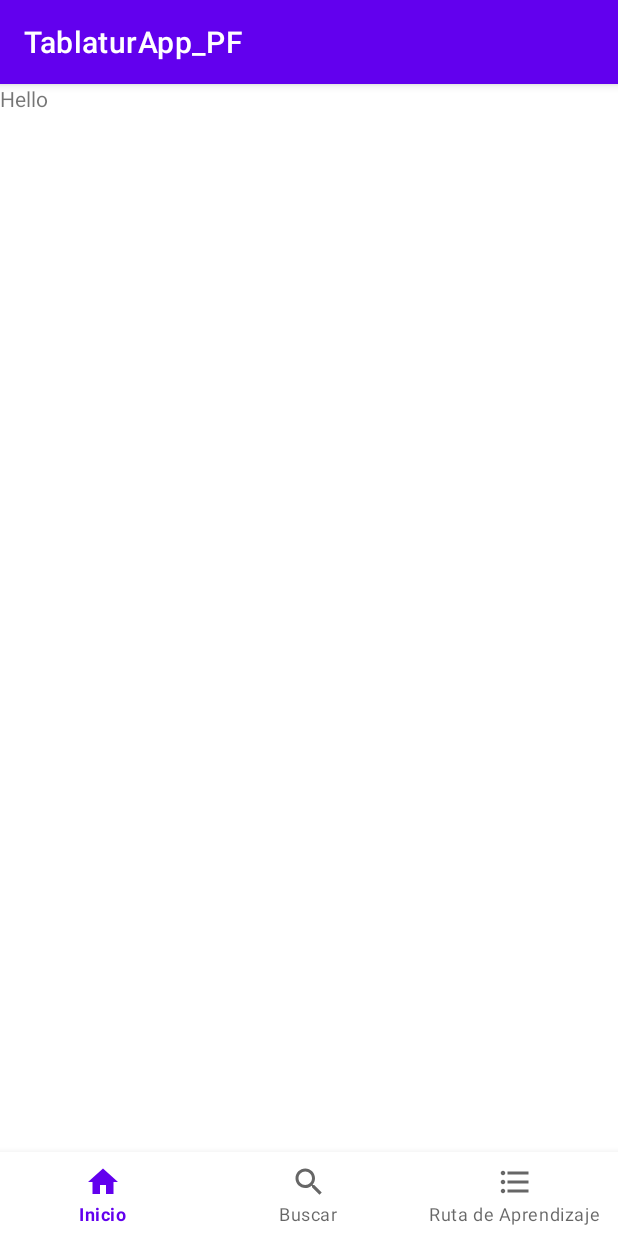
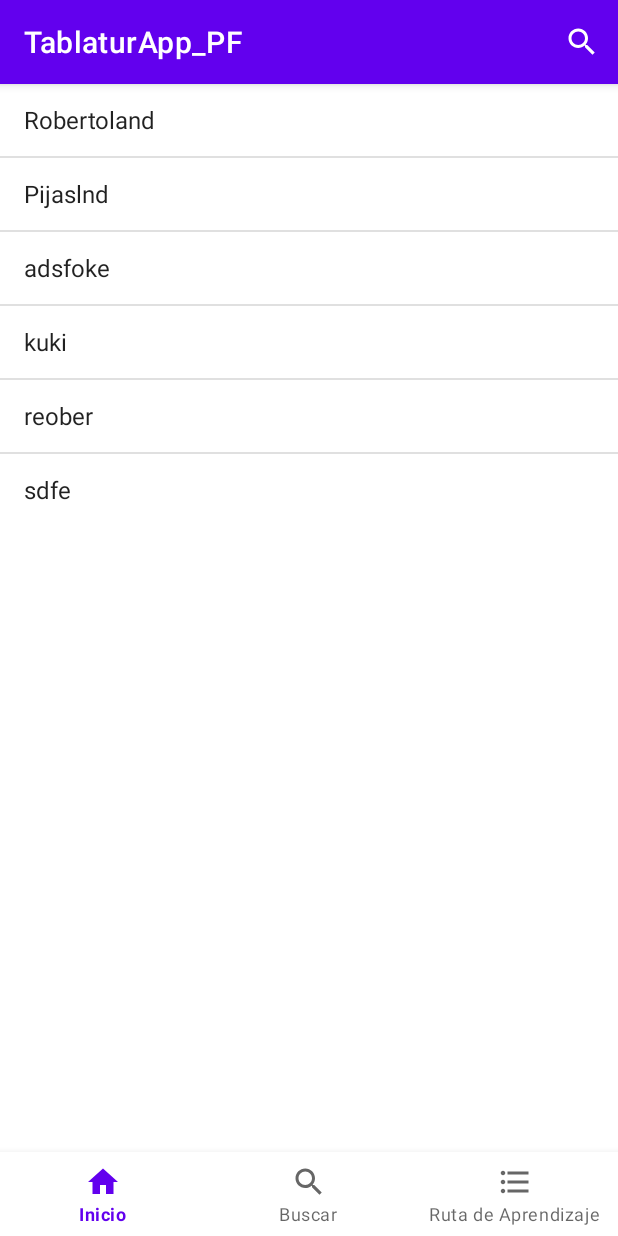
Before and after one commit to Alexcostai/TablaturApp_PF, an Android app: the SearchFragment screen opened through its navigation route, on a phone screen of 412 x 824 dp. Run offline under Robolectric (Android 15) with nearby library versions, the phone set to English and light mode, and no system bars.

Commit message:
hardcoded search test implementation

```diff
--- a/app/src/main/java/com/ort/tablaturapp_pf/activities/AppActivity.kt
+++ b/app/src/main/java/com/ort/tablaturapp_pf/activities/AppActivity.kt
@@ -8,6 +8,7 @@ import androidx.navigation.NavController
 import androidx.navigation.Navigation
 import com.google.android.material.bottomnavigation.BottomNavigationMenuView
 import com.google.android.material.bottomnavigation.BottomNavigationView
+import com.google.android.material.navigation.NavigationBarView
 import com.ort.tablaturapp_pf.R
 import com.ort.tablaturapp_pf.fragments.app.HomeFragment
 import com.ort.tablaturapp_pf.fragments.app.HomeFragmentDirections
@@ -18,6 +19,7 @@ import com.ort.tablaturapp_pf.viewmodels.LearningPathViewModel
 class AppActivity : AppCompatActivity() {
 
     private lateinit var bottomNavigation : BottomNavigationView
+    private lateinit var topAppBar : NavigationBarView
 
     override fun onCreate(savedInstanceState: Bundle?) {
         super.onCreate(savedInstanceState)
@@ -39,4 +41,6 @@ class AppActivity : AppCompatActivity() {
             commit()
         }
 
+
+
 }
--- a/app/src/main/java/com/ort/tablaturapp_pf/fragments/app/SearchFragment.kt
+++ b/app/src/main/java/com/ort/tablaturapp_pf/fragments/app/SearchFragment.kt
@@ -1,11 +1,13 @@
 package com.ort.tablaturapp_pf.fragments.app
 
+import android.content.Context
 import androidx.lifecycle.ViewModelProvider
 import android.os.Bundle
+import android.view.*
 import androidx.fragment.app.Fragment
-import android.view.LayoutInflater
-import android.view.View
-import android.view.ViewGroup
+import android.widget.*
+import androidx.annotation.NonNull
+import androidx.annotation.Nullable
 import com.ort.tablaturapp_pf.R
 import com.ort.tablaturapp_pf.viewmodels.SearchViewModel
 
@@ -16,18 +18,63 @@ class SearchFragment : Fragment() {
     }
 
     private lateinit var viewModel: SearchViewModel
+    private lateinit var contentView: View
+    private lateinit var adapter: ArrayAdapter<*>
+    private lateinit var activityContext: Context
+    private lateinit var listView: ListView
+    private lateinit var emptyTextView: TextView
+
+    override fun onAttach( context: Context) {
+        super.onAttach(context)
+        activityContext = context
+    }
 
     override fun onCreateView(
         inflater: LayoutInflater, container: ViewGroup?,
         savedInstanceState: Bundle?
     ): View? {
-        return inflater.inflate(R.layout.search_fragment, container, false)
+
+        contentView = inflater.inflate(R.layout.search_fragment, container, false)
+        listView = contentView.findViewById(R.id.lv_searchResultSongs)
+        emptyTextView = contentView.findViewById(R.id.tv_emptyTextView)
+        return contentView
+
     }
 
     override fun onActivityCreated(savedInstanceState: Bundle?) {
         super.onActivityCreated(savedInstanceState)
         viewModel = ViewModelProvider(this).get(SearchViewModel::class.java)
+        adapter = ArrayAdapter(activityContext, android.R.layout.simple_list_item_1, resources.getStringArray(R.array.countries_array))
+        listView.adapter = adapter
+        listView.onItemClickListener = AdapterView.OnItemClickListener { parent, view, position, id ->
+            Toast.makeText(activityContext, parent?.getItemAtPosition(position).toString(), Toast.LENGTH_SHORT).show()
+        }
+        listView.emptyView = emptyTextView
         // TODO: Use the ViewModel
     }
 
+    override fun onCreateOptionsMenu(menu: Menu, inflater: MenuInflater) {
+        inflater.inflate(R.menu.nav_search_menu, menu)
+        val search = menu?.findItem(R.id.nav_search_menu)
+        val searchView = search?.actionView as SearchView
+        searchView.queryHint = "Buscar canción..."
+
+        searchView.setOnQueryTextListener(object: SearchView.OnQueryTextListener{
+            override fun onQueryTextSubmit(query: String?): Boolean {
+                return false
+            }
+            override fun onQueryTextChange(newText: String?): Boolean {
+                adapter.filter.filter(newText)
+                return true
+            }
+        })
+
+        super.onCreateOptionsMenu(menu, inflater)
+    }
+
+    override fun onCreate(savedInstanceState: Bundle?) {
+        super.onCreate(savedInstanceState)
+        setHasOptionsMenu(true)
+    }
+
 }
--- a/app/src/main/res/layout/search_fragment.xml
+++ b/app/src/main/res/layout/search_fragment.xml
@@ -1,13 +1,22 @@
 <?xml version="1.0" encoding="utf-8"?>
-<FrameLayout xmlns:android="http://schemas.android.com/apk/res/android"
+<RelativeLayout xmlns:android="http://schemas.android.com/apk/res/android"
     xmlns:tools="http://schemas.android.com/tools"
     android:layout_width="match_parent"
     android:layout_height="match_parent"
     tools:context=".fragments.app.SearchFragment">
 
+    <ListView
+        android:id="@+id/lv_searchResultSongs"
+        android:layout_width="match_parent"
+        android:layout_height="wrap_content"
+        tools:ignore="MissingConstraints" />
     <TextView
-        android:layout_width="match_parent"
-        android:layout_height="match_parent"
-        android:text="Hello" />
+        android:id="@+id/tv_emptyTextView"
+        android:layout_width="wrap_content"
+        android:layout_height="wrap_content"
+        android:text="No Results"
+        android:textSize="20sp"
+        android:visibility="gone"
+        tools:ignore="MissingConstraints" />
 
-</FrameLayout>
+</RelativeLayout>
--- a/app/src/main/res/values/strings.xml
+++ b/app/src/main/res/values/strings.xml
@@ -1,3 +1,12 @@
 <resources>
     <string name="app_name">TablaturApp_PF</string>
+
+    <string-array name="countries_array">
+        <item>Robertoland</item>
+        <item>Pijaslnd</item>
+        <item>adsfoke</item>
+        <item>kuki</item>
+        <item>reober</item>
+        <item>sdfe</item>
+    </string-array>
 </resources>
```
